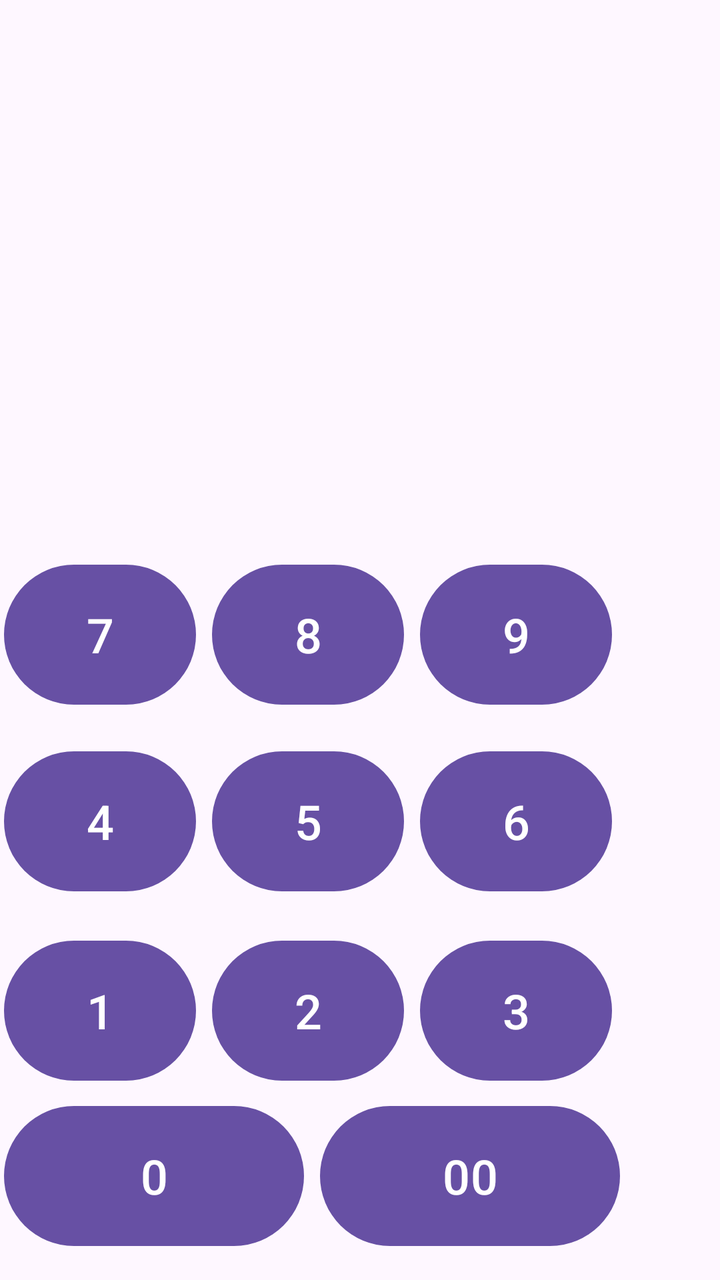
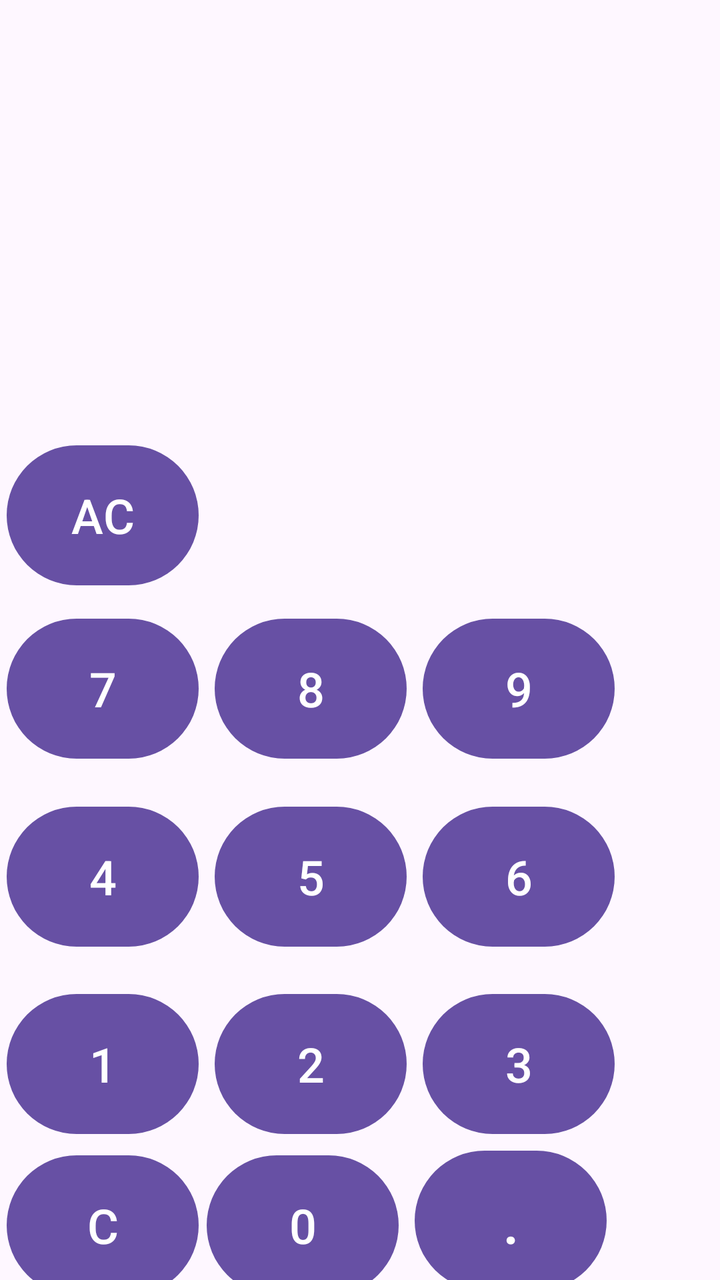

Before-and-after screenshots of an Android layout around one commit, followed by the original layout XML and the change that was made.
<!-- AndroidManifest.xml: application theme Theme.MyApp -->
<!-- res/layout/calculadora_layout.xml -->
<?xml version="1.0" encoding="utf-8"?>
<androidx.constraintlayout.widget.ConstraintLayout xmlns:android="http://schemas.android.com/apk/res/android"
    android:layout_width="match_parent"
    android:layout_height="match_parent"
    xmlns:app="http://schemas.android.com/apk/res-auto"
    xmlns:tools="http://schemas.android.com/tools">

    <Space
        android:id="@+id/space"
        android:layout_width="412dp"
        android:layout_height="228dp"
        android:layout_marginTop="15dp"
        app:layout_constraintBottom_toBottomOf="parent"
        app:layout_constraintEnd_toEndOf="parent"
        app:layout_constraintHorizontal_bias="1.0"
        app:layout_constraintStart_toStartOf="parent"
        app:layout_constraintTop_toTopOf="parent"
        app:layout_constraintVertical_bias="0.0" />

    <LinearLayout
        android:id="@+id/fila_superior"
        android:layout_width="320dp"
        android:layout_height="86dp"
        android:orientation="horizontal"
        app:layout_constraintBottom_toBottomOf="parent"
        app:layout_constraintEnd_toEndOf="parent"
        app:layout_constraintHorizontal_bias="0.054"
        app:layout_constraintStart_toStartOf="parent"
        app:layout_constraintTop_toBottomOf="@+id/space"
        app:layout_constraintVertical_bias="0.114"
        android:layout_marginBottom="2dp">

        <Button
            android:id="@+id/button_7"
            android:layout_width="96dp"
            android:layout_height="78dp"
            android:layout_marginEnd="4dp"
            android:text="7"
            android:textSize="24sp"/>

        <Button
            android:id="@+id/button_8"
            android:layout_width="96dp"
            android:layout_height="78dp"
            android:layout_marginStart="4dp"
            android:layout_marginEnd="4dp"
            android:text="8"
            android:textSize="24sp"/>

        <Button
            android:id="@+id/button_9"
            android:layout_width="96dp"
            android:layout_height="78dp"
            android:layout_marginStart="4dp"
            android:text="9"
            android:textSize="24sp"/>
    </LinearLayout>

    <LinearLayout
        android:id="@+id/fila_central"
        android:layout_width="320dp"
        android:layout_height="86dp"
        android:orientation="horizontal"
        app:layout_constraintBottom_toBottomOf="parent"
        app:layout_constraintEnd_toEndOf="parent"
        app:layout_constraintHorizontal_bias="0.054"
        app:layout_constraintStart_toStartOf="parent"
        app:layout_constraintTop_toBottomOf="@+id/fila_superior"
        app:layout_constraintVertical_bias="0.029"
        android:layout_marginTop="2dp"
        android:layout_marginBottom="2dp">

        <Button
            android:id="@+id/button_4"
            android:layout_width="96dp"
            android:layout_height="78dp"
            android:layout_marginEnd="4dp"
            android:text="4"
            android:textSize="24sp"/>

        <Button
            android:id="@+id/button_5"
            android:layout_width="96dp"
            android:layout_height="78dp"
            android:layout_marginStart="4dp"
            android:layout_marginEnd="4dp"
            android:text="5"
            android:textSize="24sp"/>

        <Button
            android:id="@+id/button_6"
            android:layout_width="96dp"
            android:layout_height="78dp"
            android:layout_marginStart="4dp"
            android:text="6"
            android:textSize="24sp"/>

    </LinearLayout>

    <LinearLayout
        android:id="@+id/fila_inferior"
        android:layout_width="320dp"
        android:layout_height="78dp"
        android:orientation="horizontal"
        app:layout_constraintBottom_toBottomOf="parent"
        app:layout_constraintEnd_toEndOf="parent"
        app:layout_constraintHorizontal_bias="0.054"
        app:layout_constraintStart_toStartOf="parent"
        app:layout_constraintTop_toBottomOf="@+id/fila_central"
        app:layout_constraintVertical_bias="0.065"
        android:layout_marginTop="2dp"
        android:layout_marginBottom="2dp">

        <Button
            android:id="@+id/button_1"
            android:layout_width="96dp"
            android:layout_height="78dp"
            android:layout_marginEnd="4dp"
            android:text="1"
            android:textSize="24sp"/>

        <Button
            android:id="@+id/button_2"
            android:layout_width="96dp"
            android:layout_height="78dp"
            android:layout_marginStart="4dp"
            android:layout_marginEnd="4dp"
            android:text="2"
            android:textSize="24sp"/>

        <Button
            android:id="@+id/button_3"
            android:layout_width="96dp"
            android:layout_height="78dp"
            android:layout_marginStart="4dp"
            android:text="3"
            android:textSize="24sp"/>
    </LinearLayout>

    <LinearLayout
        android:id="@+id/fila_de_ceros"
        android:layout_width="320dp"
        android:layout_height="78dp"
        android:layout_marginTop="2dp"
        android:orientation="horizontal"
        app:layout_constraintBottom_toBottomOf="parent"
        app:layout_constraintEnd_toEndOf="parent"
        app:layout_constraintHorizontal_bias="0.054"
        app:layout_constraintStart_toStartOf="parent"
        app:layout_constraintTop_toBottomOf="@+id/fila_inferior"
        app:layout_constraintVertical_bias="0.168">
        <Button
            android:id="@+id/button_0"
            android:layout_width="150dp"
            android:layout_height="78dp"
            android:layout_marginEnd="4dp"
            android:text="0"
            android:textSize="24sp"/>

        <Button
            android:id="@+id/button_00"
            android:layout_width="150dp"
            android:layout_height="78dp"
            android:layout_marginStart="4dp"
            android:text="00"
            android:textSize="24sp"/>
    </LinearLayout>


</androidx.constraintlayout.widget.ConstraintLayout>
<!-- resources referenced by this layout -->
<resources>
  <style name="Theme.MyApp" parent="Base.Theme.MyApp" />
  <style name="Base.Theme.MyApp" parent="Theme.Material3.DayNight.NoActionBar">
          
          
      </style>
</resources>

<!-- the commit's change to res/layout/calculadora_layout.xml (unified diff, before → after) -->
@@ -7,8 +7,8 @@
 
     <Space
         android:id="@+id/space"
-        android:layout_width="412dp"
-        android:layout_height="228dp"
+        android:layout_width="403dp"
+        android:layout_height="190dp"
         android:layout_marginTop="15dp"
         app:layout_constraintBottom_toBottomOf="parent"
         app:layout_constraintEnd_toEndOf="parent"
@@ -18,17 +18,41 @@
         app:layout_constraintVertical_bias="0.0" />
 
     <LinearLayout
+        android:id="@+id/fila_funciones"
+        android:layout_width="320dp"
+        android:layout_height="78dp"
+        android:layout_marginTop="2dp"
+        android:layout_marginBottom="2dp"
+        android:orientation="horizontal"
+        app:layout_constraintBottom_toBottomOf="parent"
+        app:layout_constraintEnd_toEndOf="parent"
+        app:layout_constraintHorizontal_bias="0.087"
+        app:layout_constraintStart_toStartOf="parent"
+        app:layout_constraintTop_toBottomOf="@+id/space"
+        app:layout_constraintVertical_bias="0.033">
+
+        <Button
+            android:id="@+id/button_ac"
+            android:layout_width="96dp"
+            android:layout_height="78dp"
+            android:layout_marginEnd="4dp"
+            android:text="AC"
+            android:textSize="24sp" />
+
+    </LinearLayout>
+
+    <LinearLayout
         android:id="@+id/fila_superior"
         android:layout_width="320dp"
         android:layout_height="86dp"
-        android:orientation="horizontal"
-        app:layout_constraintBottom_toBottomOf="parent"
-        app:layout_constraintEnd_toEndOf="parent"
-        app:layout_constraintHorizontal_bias="0.054"
-        app:layout_constraintStart_toStartOf="parent"
-        app:layout_constraintTop_toBottomOf="@+id/space"
-        app:layout_constraintVertical_bias="0.114"
-        android:layout_marginBottom="2dp">
+        android:layout_marginBottom="2dp"
+        android:orientation="horizontal"
+        app:layout_constraintBottom_toBottomOf="parent"
+        app:layout_constraintEnd_toEndOf="parent"
+        app:layout_constraintHorizontal_bias="0.087"
+        app:layout_constraintStart_toStartOf="parent"
+        app:layout_constraintTop_toBottomOf="@+id/fila_funciones"
+        app:layout_constraintVertical_bias="0.034">
 
         <Button
             android:id="@+id/button_7"
@@ -36,7 +60,7 @@
             android:layout_height="78dp"
             android:layout_marginEnd="4dp"
             android:text="7"
-            android:textSize="24sp"/>
+            android:textSize="24sp" />
 
         <Button
             android:id="@+id/button_8"
@@ -45,7 +69,7 @@
             android:layout_marginStart="4dp"
             android:layout_marginEnd="4dp"
             android:text="8"
-            android:textSize="24sp"/>
+            android:textSize="24sp" />
 
         <Button
             android:id="@+id/button_9"
@@ -53,22 +77,62 @@
             android:layout_height="78dp"
             android:layout_marginStart="4dp"
             android:text="9"
-            android:textSize="24sp"/>
+            android:textSize="24sp" />
+    </LinearLayout>
+
+    <LinearLayout
+        android:id="@+id/fila_inferior"
+        android:layout_width="320dp"
+        android:layout_height="78dp"
+        android:layout_marginTop="2dp"
+        android:layout_marginBottom="2dp"
+        android:orientation="horizontal"
+        app:layout_constraintBottom_toBottomOf="parent"
+        app:layout_constraintEnd_toEndOf="parent"
+        app:layout_constraintHorizontal_bias="0.087"
+        app:layout_constraintStart_toStartOf="parent"
+        app:layout_constraintTop_toBottomOf="@+id/fila_central"
+        app:layout_constraintVertical_bias="0.077">
+
+        <Button
+            android:id="@+id/button_1"
+            android:layout_width="96dp"
+            android:layout_height="78dp"
+            android:layout_marginEnd="4dp"
+            android:text="1"
+            android:textSize="24sp" />
+
+        <Button
+            android:id="@+id/button_2"
+            android:layout_width="96dp"
+            android:layout_height="78dp"
+            android:layout_marginStart="4dp"
+            android:layout_marginEnd="4dp"
+            android:text="2"
+            android:textSize="24sp" />
+
+        <Button
+            android:id="@+id/button_3"
+            android:layout_width="96dp"
+            android:layout_height="78dp"
+            android:layout_marginStart="4dp"
+            android:text="3"
+            android:textSize="24sp" />
     </LinearLayout>
 
     <LinearLayout
         android:id="@+id/fila_central"
         android:layout_width="320dp"
         android:layout_height="86dp"
-        android:orientation="horizontal"
-        app:layout_constraintBottom_toBottomOf="parent"
-        app:layout_constraintEnd_toEndOf="parent"
-        app:layout_constraintHorizontal_bias="0.054"
+        android:layout_marginTop="2dp"
+        android:layout_marginBottom="2dp"
+        android:orientation="horizontal"
+        app:layout_constraintBottom_toBottomOf="parent"
+        app:layout_constraintEnd_toEndOf="parent"
+        app:layout_constraintHorizontal_bias="0.087"
         app:layout_constraintStart_toStartOf="parent"
         app:layout_constraintTop_toBottomOf="@+id/fila_superior"
-        app:layout_constraintVertical_bias="0.029"
-        android:layout_marginTop="2dp"
-        android:layout_marginBottom="2dp">
+        app:layout_constraintVertical_bias="0.037">
 
         <Button
             android:id="@+id/button_4"
@@ -76,7 +140,7 @@
             android:layout_height="78dp"
             android:layout_marginEnd="4dp"
             android:text="4"
-            android:textSize="24sp"/>
+            android:textSize="24sp" />
 
         <Button
             android:id="@+id/button_5"
@@ -85,7 +149,7 @@
             android:layout_marginStart="4dp"
             android:layout_marginEnd="4dp"
             android:text="5"
-            android:textSize="24sp"/>
+            android:textSize="24sp" />
 
         <Button
             android:id="@+id/button_6"
@@ -93,77 +157,46 @@
             android:layout_height="78dp"
             android:layout_marginStart="4dp"
             android:text="6"
-            android:textSize="24sp"/>
-
-    </LinearLayout>
-
-    <LinearLayout
-        android:id="@+id/fila_inferior"
+            android:textSize="24sp" />
+
+    </LinearLayout>
+
+    <LinearLayout
+        android:id="@+id/fila_de_ceros"
         android:layout_width="320dp"
         android:layout_height="78dp"
-        android:orientation="horizontal"
-        app:layout_constraintBottom_toBottomOf="parent"
-        app:layout_constraintEnd_toEndOf="parent"
-        app:layout_constraintHorizontal_bias="0.054"
-        app:layout_constraintStart_toStartOf="parent"
-        app:layout_constraintTop_toBottomOf="@+id/fila_central"
-        app:layout_constraintVertical_bias="0.065"
-        android:layout_marginTop="2dp"
-        android:layout_marginBottom="2dp">
-
-        <Button
-            android:id="@+id/button_1"
-            android:layout_width="96dp"
-            android:layout_height="78dp"
-            android:layout_marginEnd="4dp"
-            android:text="1"
-            android:textSize="24sp"/>
-
-        <Button
-            android:id="@+id/button_2"
-            android:layout_width="96dp"
-            android:layout_height="78dp"
-            android:layout_marginStart="4dp"
-            android:layout_marginEnd="4dp"
-            android:text="2"
-            android:textSize="24sp"/>
-
-        <Button
-            android:id="@+id/button_3"
-            android:layout_width="96dp"
-            android:layout_height="78dp"
-            android:layout_marginStart="4dp"
-            android:text="3"
-            android:textSize="24sp"/>
-    </LinearLayout>
-
-    <LinearLayout
-        android:id="@+id/fila_de_ceros"
-        android:layout_width="320dp"
-        android:layout_height="78dp"
-        android:layout_marginTop="2dp"
-        android:orientation="horizontal"
-        app:layout_constraintBottom_toBottomOf="parent"
-        app:layout_constraintEnd_toEndOf="parent"
-        app:layout_constraintHorizontal_bias="0.054"
+        android:layout_marginTop="2dp"
+        android:orientation="horizontal"
+        app:layout_constraintBottom_toBottomOf="parent"
+        app:layout_constraintEnd_toEndOf="parent"
+        app:layout_constraintHorizontal_bias="0.087"
         app:layout_constraintStart_toStartOf="parent"
         app:layout_constraintTop_toBottomOf="@+id/fila_inferior"
-        app:layout_constraintVertical_bias="0.168">
+        app:layout_constraintVertical_bias="0.171">
+
+        <Button
+            android:id="@+id/button_del_num_act"
+            android:layout_width="96dp"
+            android:layout_height="78dp"
+            android:layout_marginEnd="4dp"
+            android:text="C"
+            android:textSize="24sp" />
+
         <Button
             android:id="@+id/button_0"
-            android:layout_width="150dp"
+            android:layout_width="96dp"
             android:layout_height="78dp"
             android:layout_marginEnd="4dp"
             android:text="0"
-            android:textSize="24sp"/>
-
-        <Button
-            android:id="@+id/button_00"
-            android:layout_width="150dp"
-            android:layout_height="78dp"
-            android:layout_marginStart="4dp"
-            android:text="00"
-            android:textSize="24sp"/>
+            android:textSize="24sp" />
+
+        <Button
+            android:id="@+id/button_punto"
+            android:layout_width="96dp"
+            android:layout_height="78dp"
+            android:layout_marginStart="4dp"
+            android:text="."
+            android:textSize="30sp" />
     </LinearLayout>
 
 
